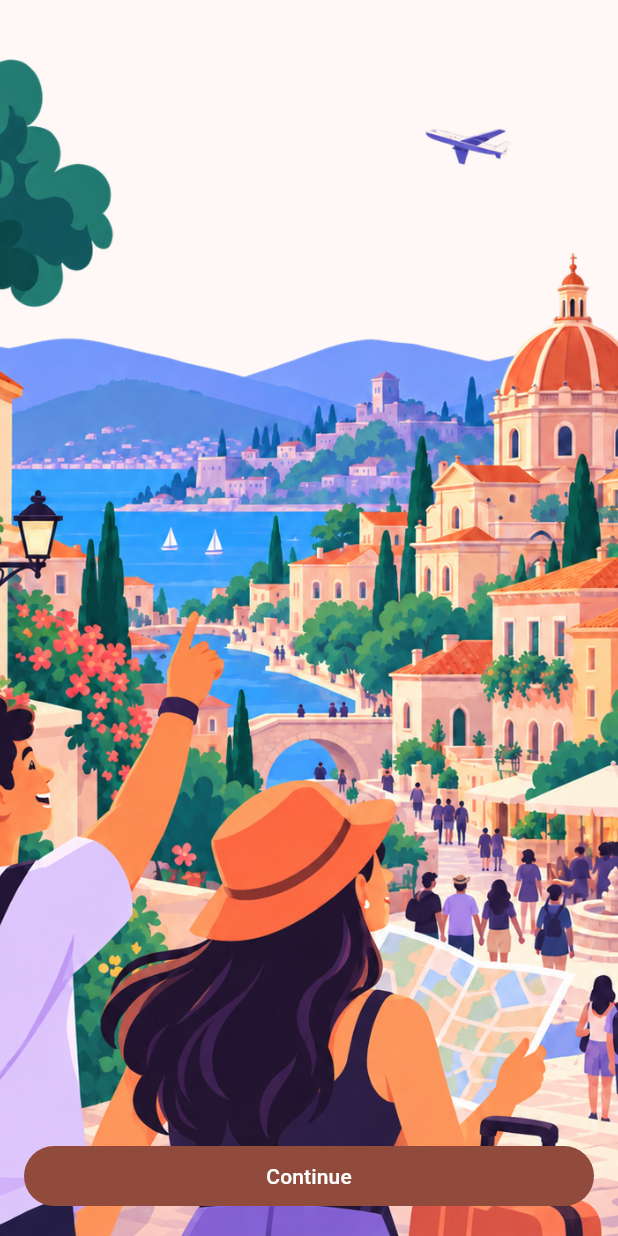
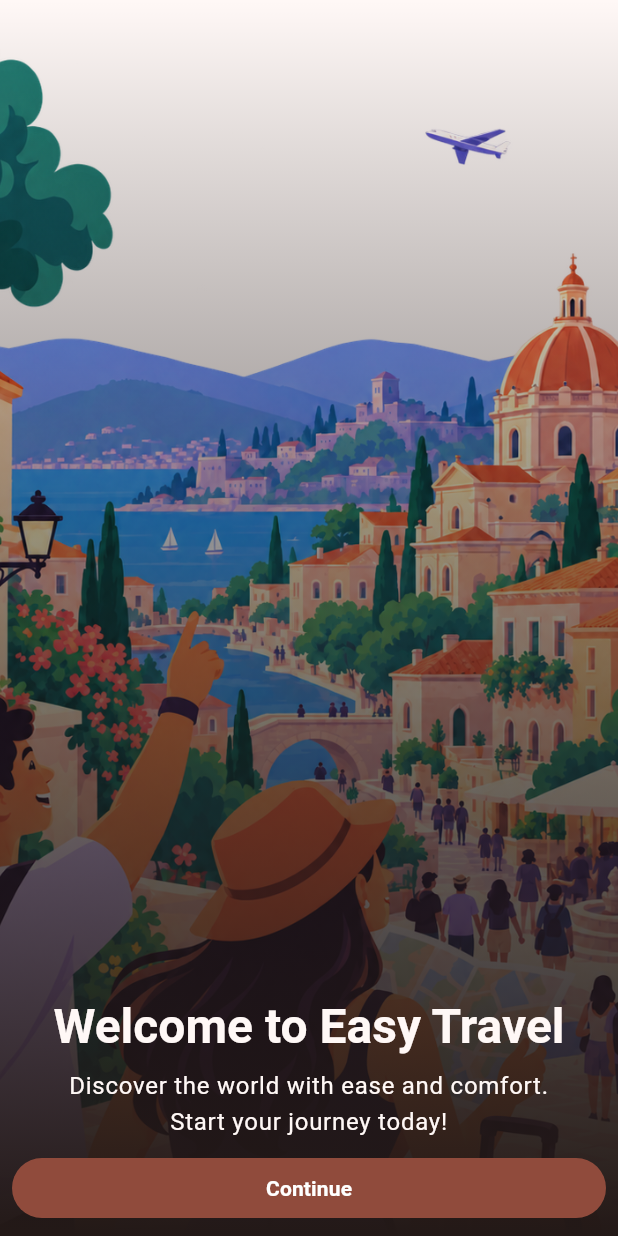
Before and after one commit to upc-pre-202620-1acc0238-13980/easytraval-mobile-flutter, a Flutter app: the screen it shows after launch, on a phone screen of 412 x 824 dp. Run offline on Flutter 3.47's test engine with Material 3 defaults, Android fonts, the phone set to English and light mode, and no system bars.

```diff
--- a/lib/features/home/application/get_destinations_use_case.dart
+++ b/lib/features/home/application/get_destinations_use_case.dart
@@ -4,7 +4,7 @@ import 'package:easy_travel/features/home/domain/destination_repository.dart';
 class GetDestinationsUseCase {
   final DestinationRepository repository;
 
-  const GetDestinationsUseCase({required this.repository});
+  const new({required this.repository});
 
   Future<List<Destination>> execute() async {
     return await repository.getDestinations();
--- a/lib/features/home/domain/destination.dart
+++ b/lib/features/home/domain/destination.dart
@@ -5,7 +5,7 @@ class Destination {
   final String image;
   final double rating;
 
-  const Destination({
+  const new({
     required this.id,
     required this.title,
     required this.country,
--- a/lib/features/onboarding/onboarding_page.dart
+++ b/lib/features/onboarding/onboarding_page.dart
@@ -8,13 +8,13 @@ class OnboardingPage extends StatelessWidget {
   Widget build(BuildContext context) {
     return Scaffold(
       body: Stack(
-        alignment: Alignment.bottomCenter,
         children: [
           Image.asset(
             "assets/images/background.png",
             height: double.infinity,
             fit: BoxFit.cover,
           ),
+
           Container(
             decoration: BoxDecoration(
               gradient: LinearGradient(
@@ -22,22 +22,55 @@ class OnboardingPage extends StatelessWidget {
                 end: Alignment.bottomCenter,
                 colors: [
                   Colors.transparent,
+                  Theme.of(context).colorScheme.onSurface,
                 ],
               ),
             ),
           ),
-          Padding(
-            padding: const EdgeInsets.all(16.0),
-            child: SizedBox(
+
+          Align(
+            alignment: AlignmentGeometry.bottomCenter,
+            child: SafeArea(
+              child: Padding(
+                padding: const EdgeInsets.all(8.0),
+                child: Column(
+                  spacing: 8,
+                  mainAxisSize: MainAxisSize.min,
+                  children: [
+                    Text(
+                      "Welcome to Easy Travel",
+                      style: Theme.of(context).textTheme.headlineLarge
+                          ?.copyWith(
+                            color: Theme.of(context).colorScheme.surface,
+                            fontWeight: FontWeight.bold,
+                          ),
+                    ),
+                    Text(
+                      "Discover the world with ease and comfort.\nStart your journey today!",
+                      style: Theme.of(context).textTheme.bodyLarge?.copyWith(
+                        color: Theme.of(context).colorScheme.surface,
+                      ),
+                      textAlign: TextAlign.center,
+                    ),
+                    SizedBox(
                       width: double.infinity,
                       child: FilledButton(
                         onPressed: () {
                           Navigator.pushReplacement(
                             context,
-                    MaterialPageRoute(builder: (context) => LoginPage()),
+                            MaterialPageRoute(
+                              builder: (context) => LoginPage(),
+                            ),
                           );
                         },
-                child: Text("Continue"),
+                        child: Text(
+                          "Continue",
+                          style: TextStyle(fontWeight: FontWeight.bold),
+                        ),
+                      ),
+                    ),
+                  ],
+                ),
               ),
             ),
           ),
```
Also changed, not shown: lib/features/home/presentation/destination_card.dart (added, +56 -0 lines), lib/features/home/presentation/home_page.dart (+23 -32 lines), lib/features/home/presentation/home_state.dart (added, +25 -0 lines), lib/features/home/presentation/home_view_model.dart (+13 -8 lines). Lines whose indentation alone changed are shown as unchanged.
